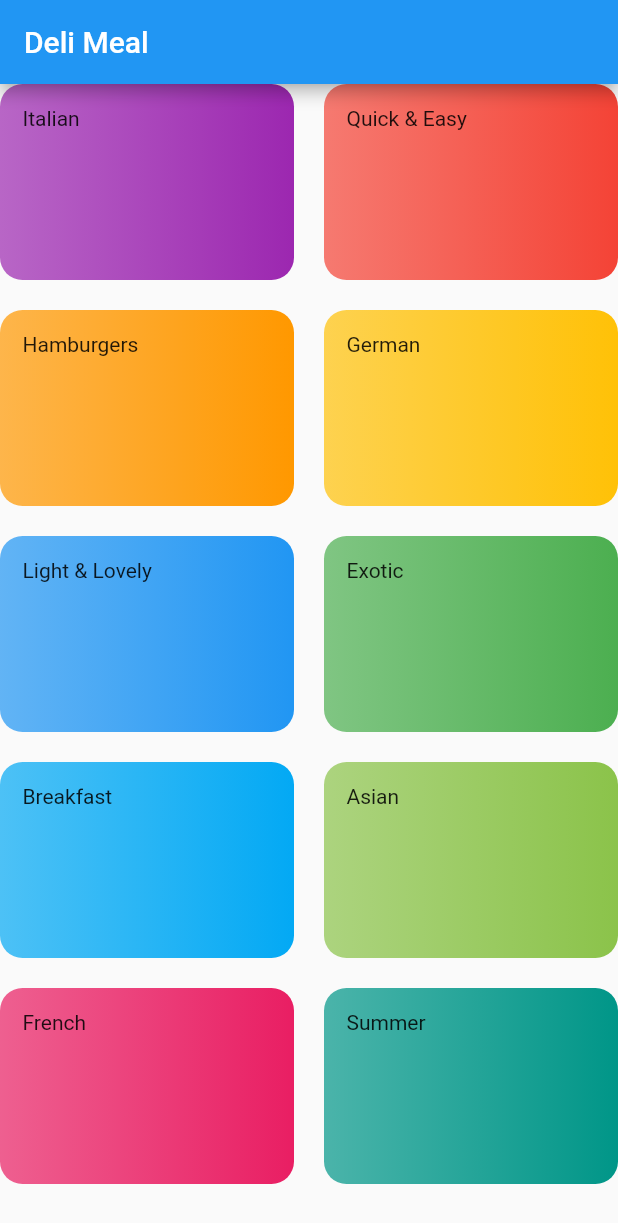
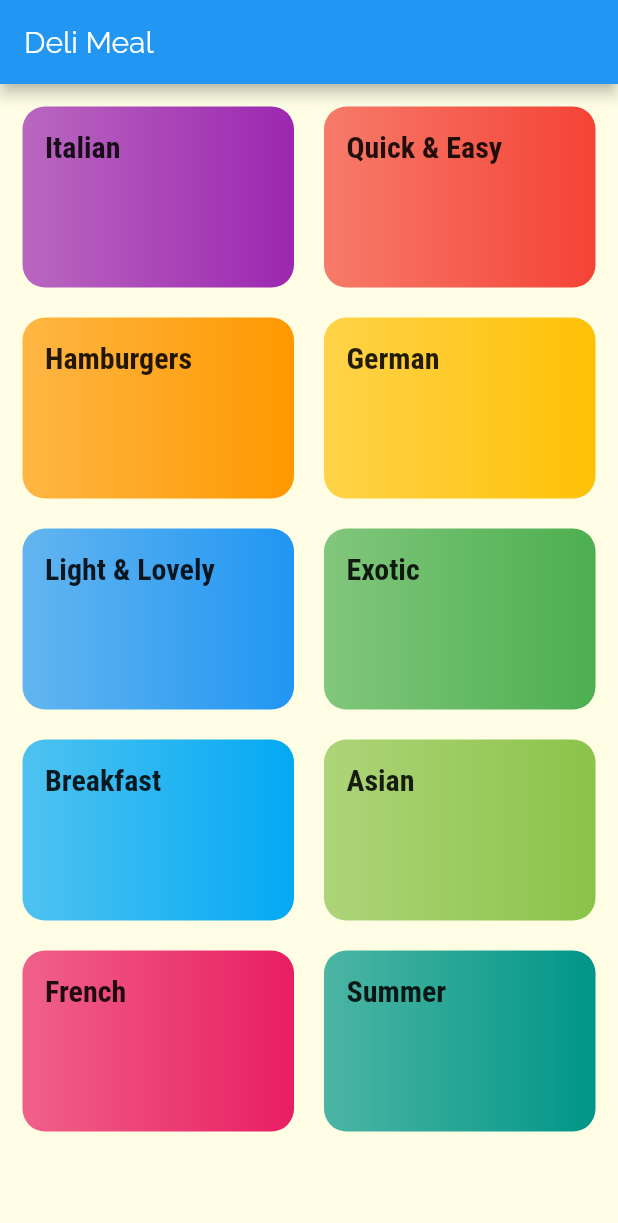
Before and after one commit to kaings-flutter/flutter_proj3, a Flutter app: the screen it shows after launch, on a phone screen of 412 x 824 dp. Shown: the top 1223 px of the screen. Run offline on Flutter 3.47's test engine with Material 2 defaults, Android fonts, the phone set to English and light mode, and no system bars.

Commit message:
Styling & Theming use new fonts

```diff
--- a/lib/categories_screen.dart
+++ b/lib/categories_screen.dart
@@ -10,6 +10,7 @@ class CategoriesScreen extends StatelessWidget {
         title: const Text('Deli Meal'),
       ),
       body: GridView(
+          padding: const EdgeInsets.all(15),
           children: DUMMY_CATEGORIES
               .map((cat) => CategoryItem(cat.title, cat.color))
               .toList(),
--- a/lib/category_item.dart
+++ b/lib/category_item.dart
@@ -11,7 +11,10 @@ class CategoryItem extends StatelessWidget {
     return Container(
       padding: const EdgeInsets.all(
           15), // this will improve performance. `const` will inform flutter not to rerender because it is const (won't change)
-      child: Text(title),
+      child: Text(
+        title,
+        style: Theme.of(context).textTheme.subtitle1,
+      ),
       decoration: BoxDecoration(
           gradient: LinearGradient(colors: [color.withOpacity(0.7), color]),
           borderRadius: BorderRadius.circular(15)),
--- a/lib/main.dart
+++ b/lib/main.dart
@@ -9,8 +9,17 @@ class MyApp extends StatelessWidget {
     return MaterialApp(
       title: 'DeliMeals',
       theme: ThemeData(
-        primarySwatch: Colors.blue,
-      ),
+          primarySwatch: Colors.blue,
+          accentColor: Colors.amber,
+          canvasColor: Color.fromRGBO(255, 254, 229, 1),
+          fontFamily: 'Raleway',
+          textTheme: ThemeData.light().textTheme.copyWith(
+              bodyText1: TextStyle(color: Color.fromRGBO(20, 51, 51, 1)),
+              bodyText2: TextStyle(color: Color.fromRGBO(20, 51, 51, 1)),
+              subtitle1: TextStyle(
+                  fontSize: 20,
+                  fontFamily: 'RobotoCondensed',
+                  fontWeight: FontWeight.bold))),
       home: CategoriesScreen(),
     );
   }
```
